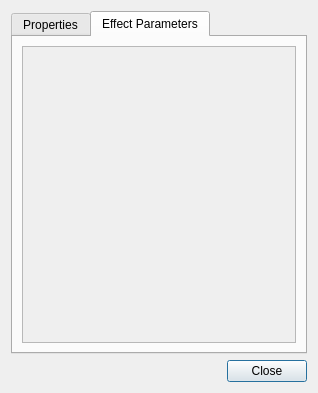
surfacepatterns/synthclone, file src/plugins/lv2/effectview.ui: the form before one commit.
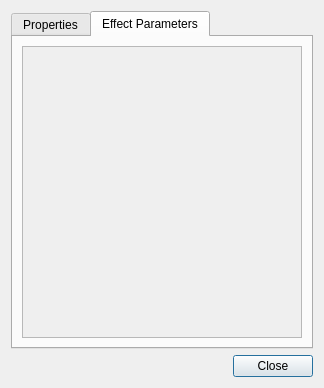
The form after the commit. The open tabs and pages were chosen to show the change. Icons and pictures are not drawn.

Commit message: LV2 UI resizing for dynamic UIs works better now.

The edit to the form file:
```diff
--- a/src/plugins/lv2/effectview.ui
+++ b/src/plugins/lv2/effectview.ui
@@ -5,14 +5,6 @@
   <property name="windowModality">
    <enum>Qt::ApplicationModal</enum>
   </property>
-  <property name="geometry">
-   <rect>
-    <x>0</x>
-    <y>0</y>
-    <width>318</width>
-    <height>393</height>
-   </rect>
-  </property>
   <property name="windowTitle">
    <string>LV2 Effect Configuration</string>
   </property>
@@ -79,15 +71,13 @@
       <layout class="QVBoxLayout" stretch="1">
        <item>
         <widget class="QScrollArea" name="parameterScrollArea">
-         <widget class="QWidget" name="widget">
-          <property name="geometry">
-           <rect>
-            <x>0</x>
-            <y>0</y>
-            <width>18</width>
-            <height>18</height>
-           </rect>
-          </property>
+         <property name="horizontalScrollBarPolicy">
+          <enum>Qt::ScrollBarAlwaysOff</enum>
+         </property>
+         <property name="widgetResizable">
+          <bool>true</bool>
+         </property>
+         <widget class="QWidget" name="parameterFormWidget">
           <layout class="QGridLayout" name="parameterFormLayout"/>
          </widget>
         </widget>
```
Left out of the diff: 3 changed lines with no effect on the pictures. The commit also changes 5 other files.
